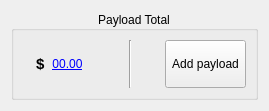
This is main_program/gui_interface_designs/payload_total_widget_design.ui in yimenhfeifei/josm-invoice as Qt 5 draws it before an edit. The edited form follows.
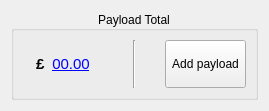
This is the edited form.

Diff of the .ui file:
```diff
--- a/main_program/gui_interface_designs/payload_total_widget_design.ui
+++ b/main_program/gui_interface_designs/payload_total_widget_design.ui
@@ -47,7 +47,7 @@
 &lt;html&gt;&lt;head&gt;&lt;meta name=&quot;qrichtext&quot; content=&quot;1&quot; /&gt;&lt;style type=&quot;text/css&quot;&gt;
 p, li { white-space: pre-wrap; }
 &lt;/style&gt;&lt;/head&gt;&lt;body style=&quot; font-family:'Sans Serif'; font-size:9pt; font-weight:400; font-style:normal;&quot;&gt;
-&lt;p style=&quot; margin-top:0px; margin-bottom:0px; margin-left:0px; margin-right:0px; -qt-block-indent:0; text-indent:0px;&quot;&gt;&lt;span style=&quot; font-size:11pt; font-weight:600;&quot;&gt;$&lt;/span&gt;&lt;/p&gt;&lt;/body&gt;&lt;/html&gt;</string>
+&lt;p style=&quot; margin-top:0px; margin-bottom:0px; margin-left:0px; margin-right:0px; -qt-block-indent:0; text-indent:0px;&quot;&gt;&lt;span style=&quot; font-size:11pt; font-weight:600;&quot;&gt;£&lt;/span&gt;&lt;/p&gt;&lt;/body&gt;&lt;/html&gt;</string>
             </property>
            </widget>
           </item>
@@ -58,7 +58,7 @@
 &lt;html&gt;&lt;head&gt;&lt;meta name=&quot;qrichtext&quot; content=&quot;1&quot; /&gt;&lt;style type=&quot;text/css&quot;&gt;
 p, li { white-space: pre-wrap; }
 &lt;/style&gt;&lt;/head&gt;&lt;body style=&quot; font-family:'Sans Serif'; font-size:9pt; font-weight:400; font-style:normal;&quot;&gt;
-&lt;p style=&quot; margin-top:0px; margin-bottom:0px; margin-left:0px; margin-right:0px; -qt-block-indent:0; text-indent:0px;&quot;&gt;&lt;a href=&quot;fake&quot;&gt;&lt;span style=&quot; text-decoration: underline; color:#0000ff;&quot;&gt;00.00&lt;/span&gt;&lt;/a&gt;&lt;/p&gt;&lt;/body&gt;&lt;/html&gt;</string>
+&lt;p style=&quot; margin-top:0px; margin-bottom:0px; margin-left:0px; margin-right:0px; -qt-block-indent:0; text-indent:0px;&quot;&gt;&lt;a href=&quot;fake&quot;&gt;&lt;span style=&quot; font-size:11pt; text-decoration: underline; color:#0000ff;&quot;&gt;00.00&lt;/span&gt;&lt;/a&gt;&lt;/p&gt;&lt;/body&gt;&lt;/html&gt;</string>
             </property>
             <property name="alignment">
              <set>Qt::AlignCenter</set>
```
Left out of the diff: 12 changed lines with no effect on the pictures.
